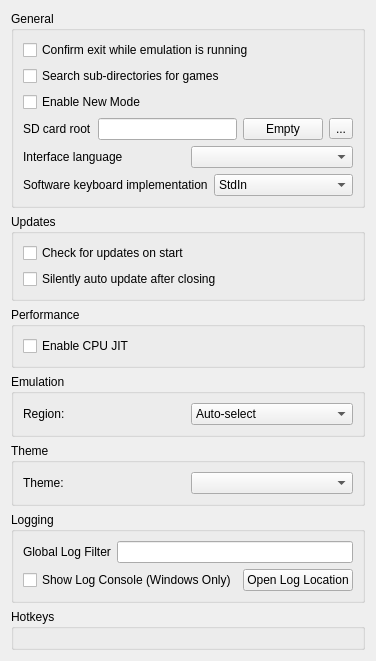
The window that src/citra_qt/configuration/configure_general.ui (grimtnt/citra) describes before a commit, drawn with Qt 5.
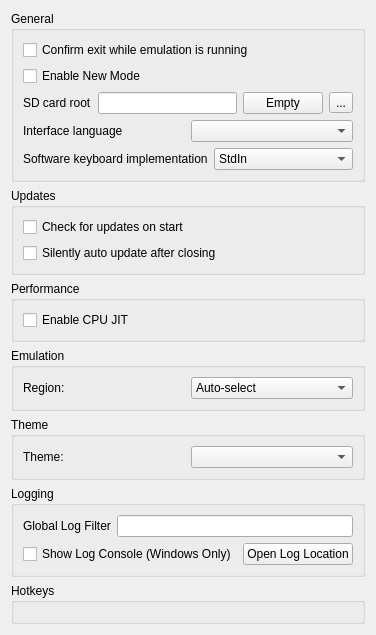
The same window after the commit. Custom widgets are drawn as their Qt base class.

Commit message: [skip ci]

Patch:
```diff
--- a/src/citra_qt/configuration/configure_general.ui
+++ b/src/citra_qt/configuration/configure_general.ui
@@ -7,7 +7,7 @@
     <x>0</x>
     <y>0</y>
     <width>345</width>
-    <height>603</height>
+    <height>600</height>
    </rect>
   </property>
   <property name="windowTitle">
@@ -31,13 +31,6 @@
             </property>
            </widget>
           </item>
-          <item>
-           <widget class="QCheckBox" name="toggle_deepscan">
-            <property name="text">
-             <string>Search sub-directories for games</string>
-            </property>
-           </widget>
-          </item>
           <item>
            <widget class="QCheckBox" name="toggle_new_mode">
             <property name="text">
```
